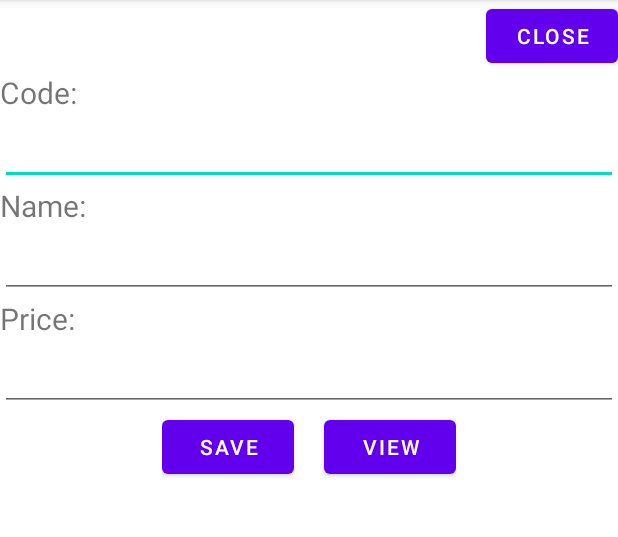
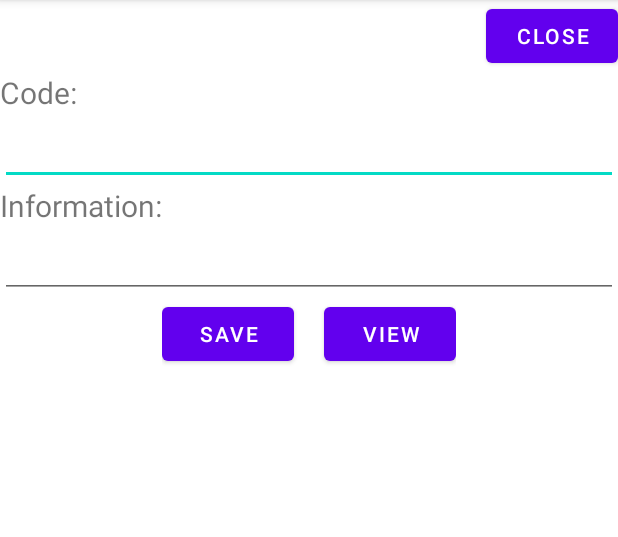
Before and after one commit to ailoyu/bt_mobile, an Android app: the screen it shows after launch (MainActivity), on a phone screen of 412 x 824 dp, the part 84-621 px from its top. Run offline under Robolectric (Android 15) with nearby library versions, the phone set to English and light mode, and no system bars.

Commit message:
Insert 1

```diff
--- a/app/src/main/java/com/example/btvn/MainActivity.java
+++ b/app/src/main/java/com/example/btvn/MainActivity.java
@@ -22,7 +22,6 @@ public class MainActivity extends AppCompatActivity {
 
         EditText et_code = (EditText) findViewById(R.id.code);
         EditText et_name = (EditText) findViewById(R.id.name);
-        EditText et_price = (EditText) findViewById(R.id.price);
         Button bt_save = (Button) findViewById(R.id.bt_save);
         Button bt_view = (Button) findViewById(R.id.bt_view);
         Button bt_close = (Button) findViewById(R.id.bt_close);
@@ -33,9 +32,9 @@ public class MainActivity extends AppCompatActivity {
                 String filename = et_name.getText().toString();
 
                 String cont = "";
-                cont +=  "Name : " + et_name.getText().toString();
+                cont +=  "Code : " + et_code.getText().toString();
                 cont += "      ";
-                cont += "Price: " + et_price.getText().toString();
+                cont += "Information : " + et_name.getText().toString();
                 try {
                     FileOutputStream fout = openFileOutput(filename, Context.MODE_PRIVATE);
                     fout.write(cont.getBytes());
--- a/app/src/main/res/layout/activity_main.xml
+++ b/app/src/main/res/layout/activity_main.xml
@@ -29,7 +29,7 @@
     <TextView
         android:layout_width="wrap_content"
         android:layout_height="wrap_content"
-        android:text="Name: "
+        android:text="Information: "
         android:textSize="20dp"/>
 
     <EditText
@@ -38,17 +38,6 @@
         android:layout_height="wrap_content"
         android:textSize="20dp"/>
 
-    <TextView
-        android:layout_width="wrap_content"
-        android:layout_height="wrap_content"
-        android:text="Price: "
-        android:textSize="20dp"/>
-
-    <EditText
-        android:id="@+id/price"
-        android:layout_width="match_parent"
-        android:layout_height="wrap_content"
-        android:textSize="20dp"/>
 
     <LinearLayout
         android:layout_width="wrap_content"
```
